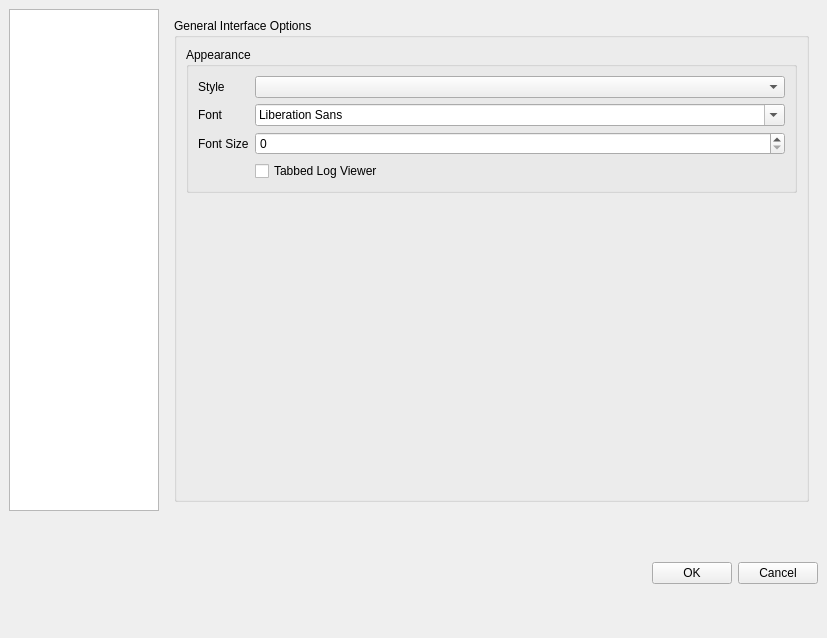
First picture: the form in configdialog.ui, repository svn2github/texstudio-trunk, before the edit.
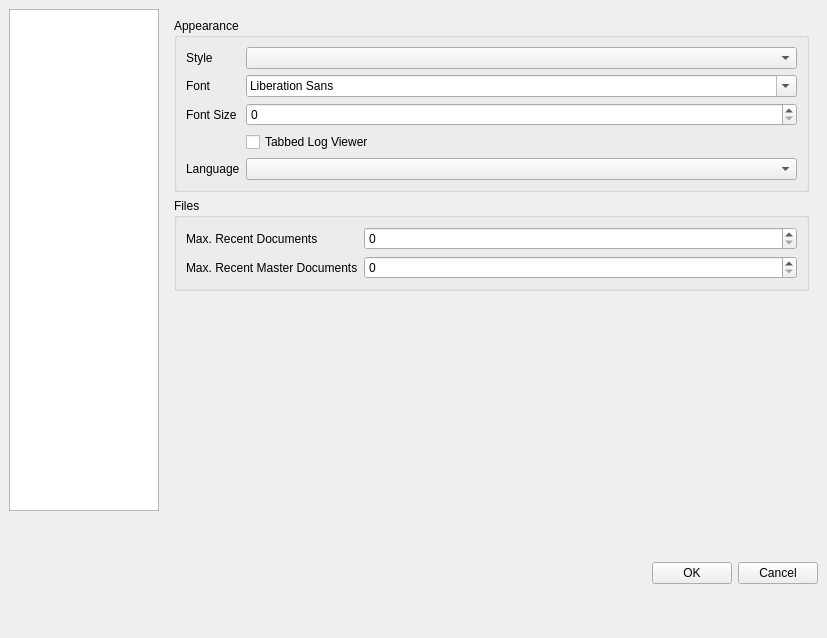
Second picture: the form after the edit. Icons and pictures are not drawn.

Commit message: moved config around (shortcuts, recent list), added customizable recent list lengths

```diff
--- a/configdialog.ui
+++ b/configdialog.ui
@@ -38,12 +38,6 @@
       <number>0</number>
      </property>
      <widget class="QWidget" name="page_2">
-      <layout class="QHBoxLayout" name="horizontalLayout_2">
-       <item>
-        <widget class="QGroupBox" name="groupBox_5">
-         <property name="title">
-          <string>General Interface Options</string>
-         </property>
          <layout class="QVBoxLayout" name="verticalLayout_2">
           <item>
            <widget class="QGroupBox" name="groupBox_6">
@@ -88,6 +82,45 @@
                </property>
               </widget>
              </item>
+          <item row="4" column="0">
+           <widget class="QLabel" name="label_9">
+            <property name="text">
+             <string>Language</string>
+            </property>
+           </widget>
+          </item>
+          <item row="4" column="1">
+           <widget class="QComboBox" name="comboBoxLanguage"/>
+          </item>
+         </layout>
+        </widget>
+       </item>
+       <item>
+        <widget class="QGroupBox" name="groupBox_7">
+         <property name="title">
+          <string>Files</string>
+         </property>
+         <layout class="QFormLayout" name="formLayout_2">
+          <item row="0" column="0">
+           <widget class="QLabel" name="label_8">
+            <property name="text">
+             <string>Max. Recent Documents</string>
+            </property>
+           </widget>
+          </item>
+          <item row="0" column="1">
+           <widget class="QSpinBox" name="spinBoxMaxRecentFiles"/>
+          </item>
+          <item row="1" column="1">
+           <widget class="QSpinBox" name="spinBoxMaxRecentProjects"/>
+          </item>
+          <item row="1" column="0">
+           <widget class="QLabel" name="label_10">
+            <property name="text">
+             <string>Max. Recent Master Documents</string>
+            </property>
+           </widget>
+          </item>
             </layout>
            </widget>
           </item>
@@ -99,13 +132,10 @@
             <property name="sizeHint" stdset="0">
              <size>
               <width>20</width>
-              <height>247</height>
+           <height>40</height>
              </size>
             </property>
            </spacer>
-          </item>
-         </layout>
-        </widget>
        </item>
       </layout>
      </widget>
```
Lines whose indentation alone changed are shown as unchanged. The commit also changes 4 other files.
